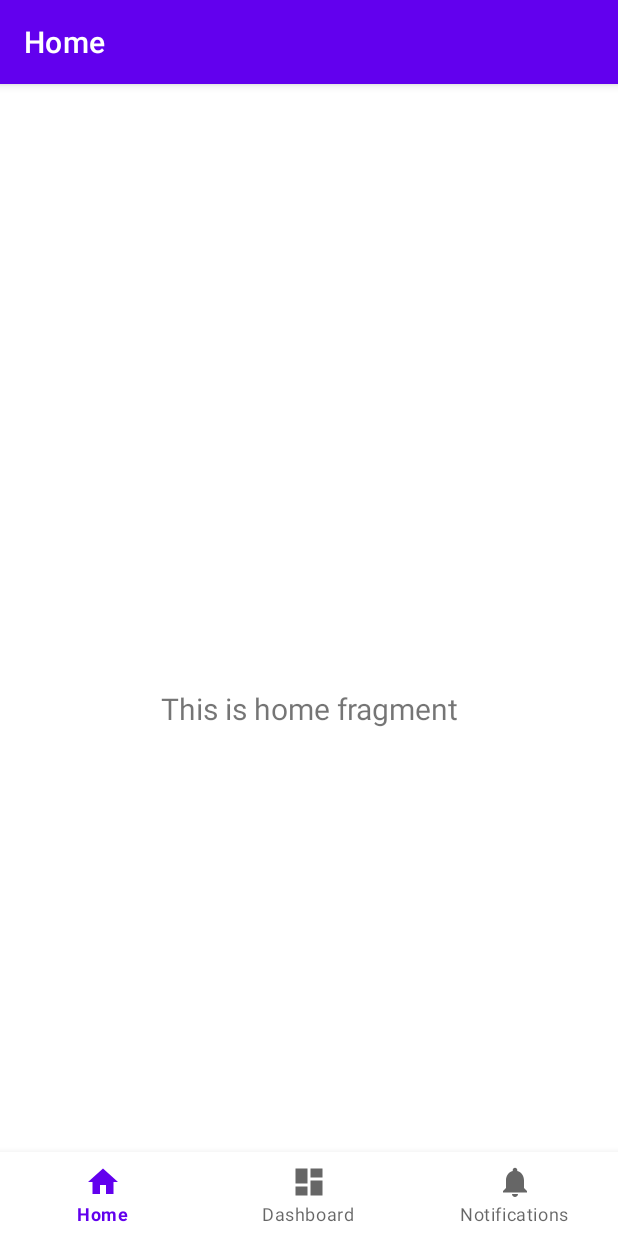
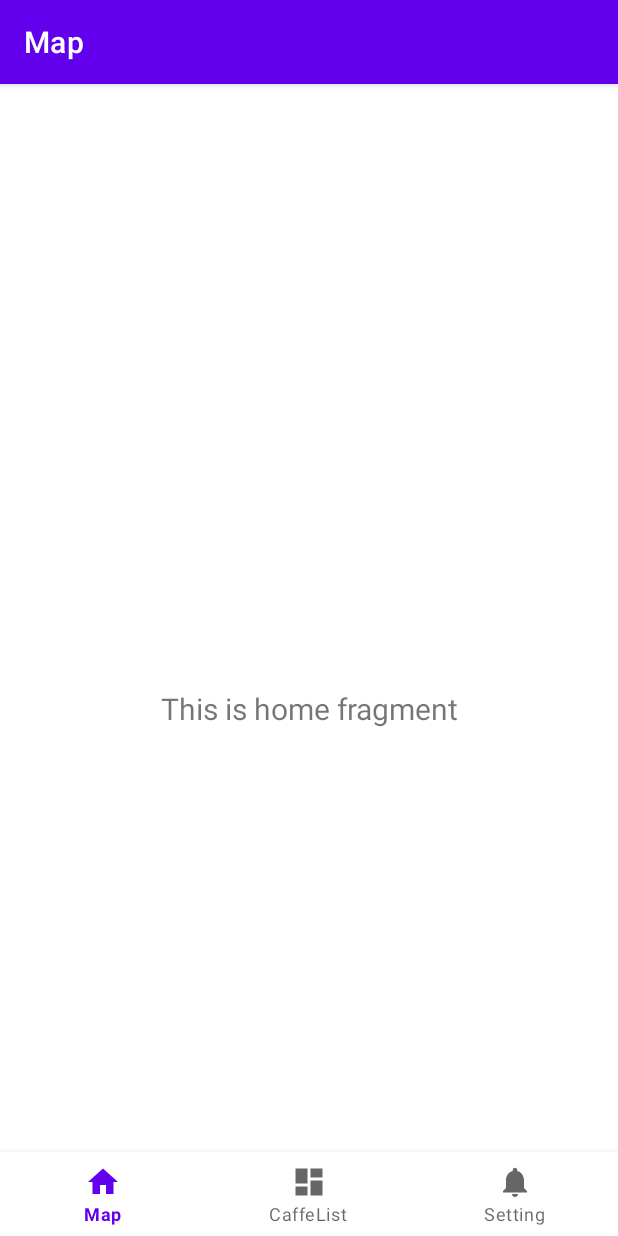
Before and after one commit to saehyen/AndroidApp_project, an Android app: the screen it shows after launch (MainActivity), on a phone screen of 412 x 824 dp. Run offline under Robolectric (Android 15) with nearby library versions, the phone set to English and light mode, and no system bars; our stand-ins replace navigation-ui.

Commit message:
네비게이션바 이름 변경

```diff
--- a/app/src/main/res/values/strings.xml
+++ b/app/src/main/res/values/strings.xml
@@ -1,7 +1,7 @@
 <resources>
     <string name="app_name">WhatCaffe</string>
-    <string name="title_home">Home</string>
-    <string name="title_dashboard">Dashboard</string>
-    <string name="title_notifications">Notifications</string>
+    <string name="title_home">Map</string>
+    <string name="title_dashboard">CaffeList</string>
+    <string name="title_notifications">Setting</string>
 
 </resources>
```
